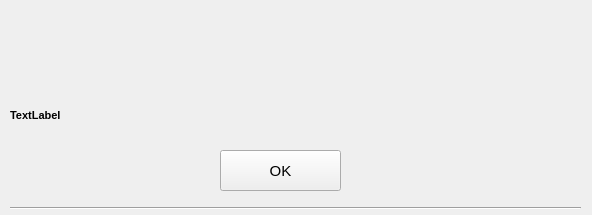
The window that ErrorForm.ui (shimanskIA/FFS-Software) describes before a commit, drawn with Qt 5.
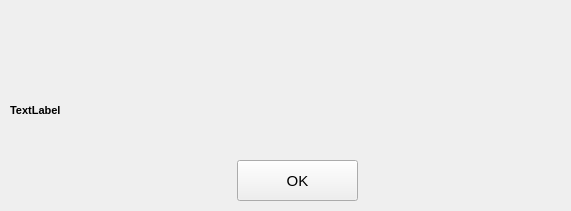
The same window after the commit. Icons and pictures are not drawn.

```diff
--- a/ErrorForm.ui
+++ b/ErrorForm.ui
@@ -6,8 +6,8 @@
    <rect>
     <x>0</x>
     <y>0</y>
-    <width>592</width>
-    <height>215</height>
+    <width>571</width>
+    <height>211</height>
    </rect>
   </property>
   <property name="windowTitle">
@@ -18,8 +18,8 @@
     <rect>
      <x>10</x>
      <y>90</y>
-     <width>561</width>
-     <height>51</height>
+     <width>551</width>
+     <height>41</height>
     </rect>
    </property>
    <property name="font">
@@ -33,11 +33,27 @@
     <string>TextLabel</string>
    </property>
   </widget>
+  <widget class="QLabel" name="label">
+   <property name="geometry">
+    <rect>
+     <x>250</x>
+     <y>0</y>
+     <width>91</width>
+     <height>81</height>
+    </rect>
+   </property>
+   <property name="text">
+    <string/>
+   </property>
+   <property name="pixmap">
+    <pixmap>icons8-warning-100.png</pixmap>
+   </property>
+  </widget>
   <widget class="QPushButton" name="okButton">
    <property name="geometry">
     <rect>
-     <x>220</x>
-     <y>150</y>
+     <x>237</x>
+     <y>160</y>
      <width>121</width>
      <height>41</height>
     </rect>
@@ -60,35 +76,6 @@
     <bool>false</bool>
    </property>
   </widget>
-  <widget class="QLabel" name="label">
-   <property name="geometry">
-    <rect>
-     <x>230</x>
-     <y>0</y>
-     <width>101</width>
-     <height>81</height>
-    </rect>
-   </property>
-   <property name="text">
-    <string/>
-   </property>
-   <property name="pixmap">
-    <pixmap>icons8-warning-100.png</pixmap>
-   </property>
-  </widget>
-  <widget class="Line" name="line">
-   <property name="geometry">
-    <rect>
-     <x>10</x>
-     <y>200</y>
-     <width>571</width>
-     <height>16</height>
-    </rect>
-   </property>
-   <property name="orientation">
-    <enum>Qt::Horizontal</enum>
-   </property>
-  </widget>
  </widget>
  <resources/>
  <connections/>
```
Left out of the diff: 3 changed lines with no effect on the pictures.
